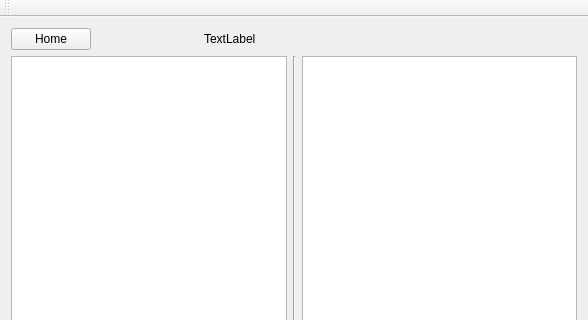
The window that mainwindow.ui (iliedanila/QtFileBrowser) describes before a commit, drawn with Qt 5; both pictures show x 0 to 588 and y 0 to 320 of the 588 by 508 pixel window.
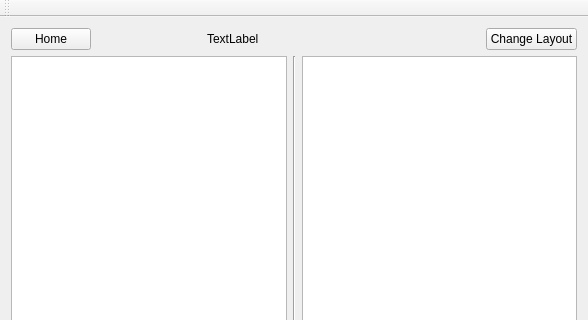
The same window after the commit.

Patch:
```diff
--- a/mainwindow.ui
+++ b/mainwindow.ui
@@ -14,8 +14,6 @@
    <string>MainWindow</string>
   </property>
   <widget class="QWidget" name="centralWidget">
-   <layout class="QVBoxLayout" name="verticalLayout_2">
-    <item>
      <layout class="QVBoxLayout" name="verticalLayout">
       <item>
        <layout class="QHBoxLayout" name="horizontalLayout">
@@ -73,17 +71,11 @@
          </spacer>
         </item>
         <item>
-         <spacer name="horizontalSpacer_2">
-          <property name="orientation">
-           <enum>Qt::Horizontal</enum>
-          </property>
-          <property name="sizeHint" stdset="0">
-           <size>
-            <width>40</width>
-            <height>20</height>
-           </size>
-          </property>
-         </spacer>
+       <widget class="QPushButton" name="changeLayout">
+        <property name="text">
+         <string>Change Layout</string>
+        </property>
+       </widget>
         </item>
        </layout>
       </item>
@@ -101,8 +93,6 @@
         </item>
         <item>
          <widget class="QTableView" name="filesView"/>
-        </item>
-       </layout>
       </item>
      </layout>
     </item>
```
Lines whose indentation alone changed are shown as unchanged.
